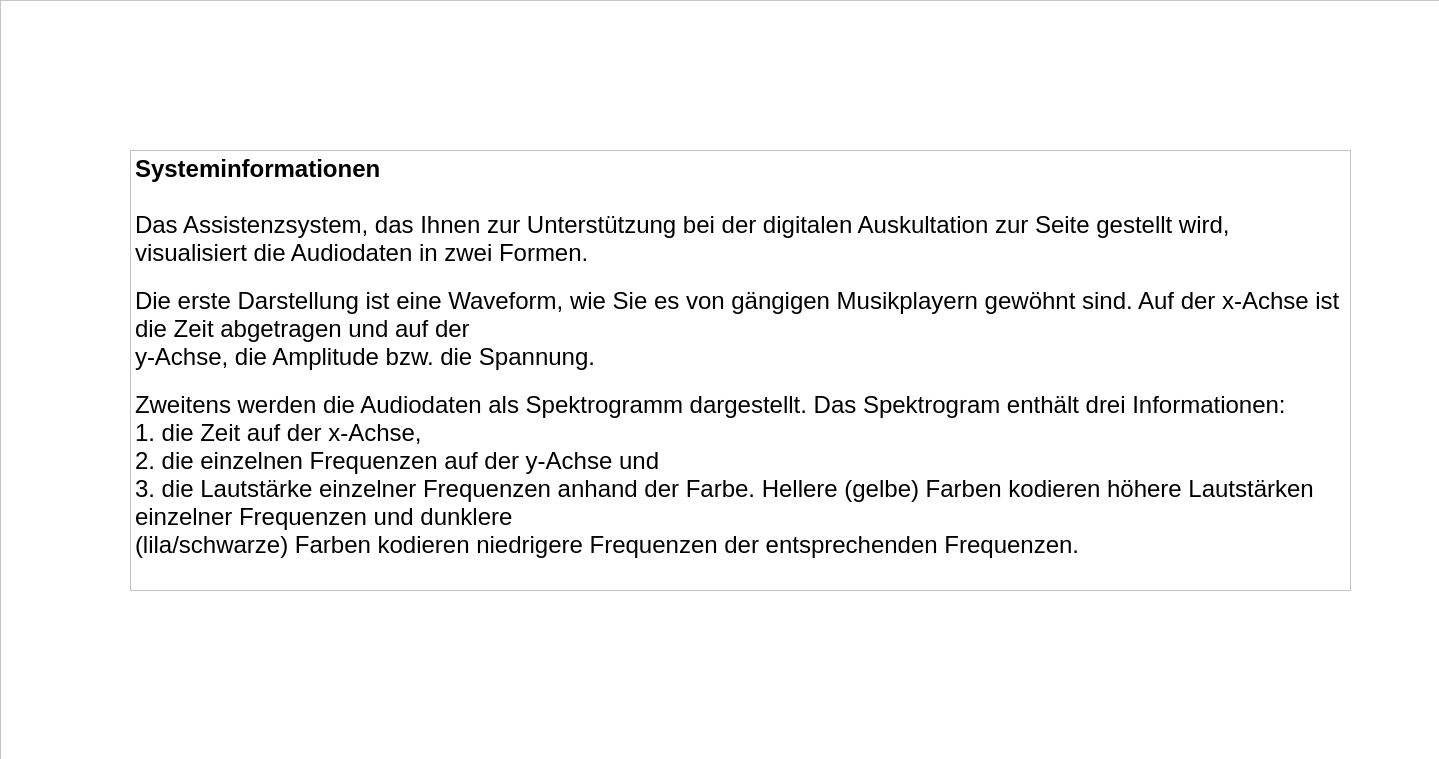
Before: the Qt Designer form forms/group_instruct.ui in IKI-Lab/auscultation_AI_noise_exp, drawn with Qt 5.
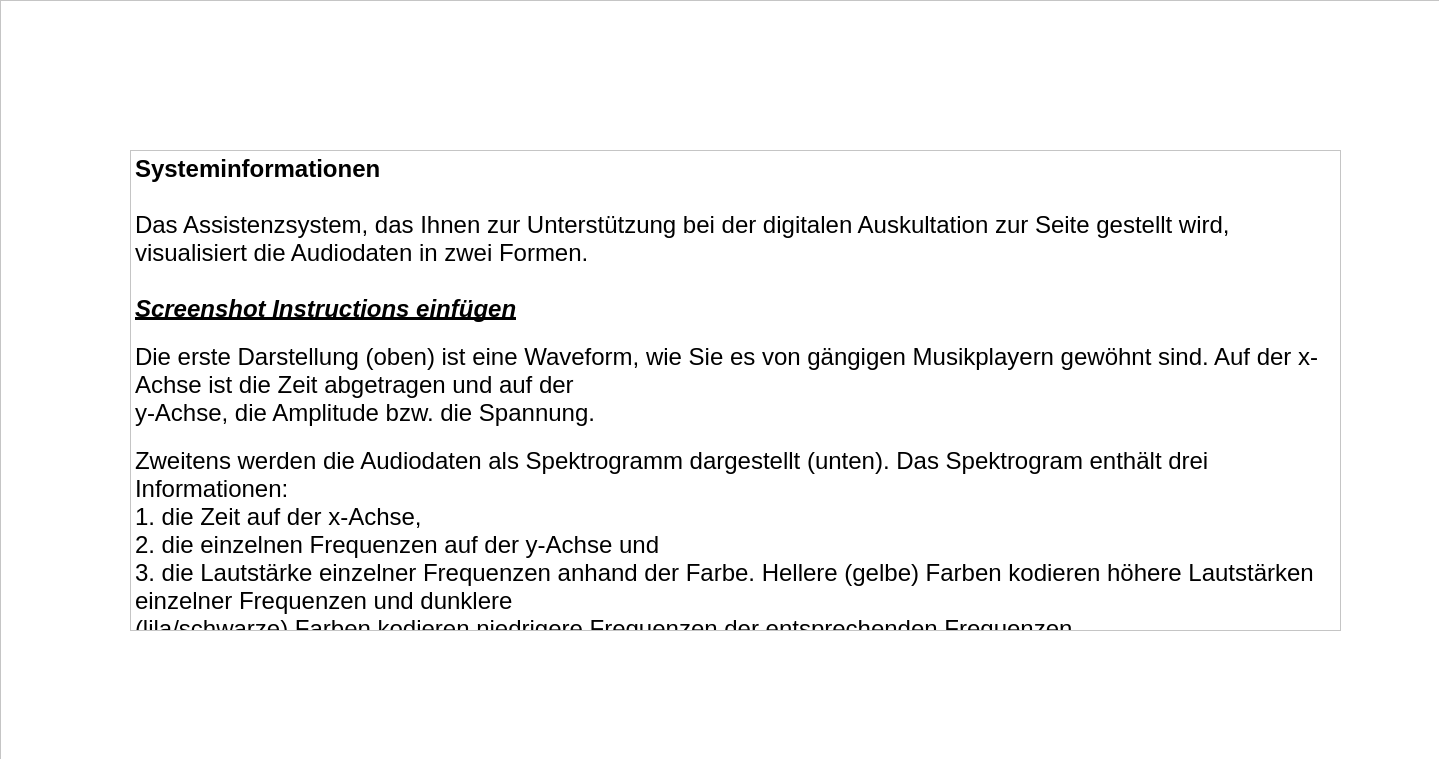
After: the same form once the commit is applied.

Patch:
```diff
--- a/forms/group_instruct.ui
+++ b/forms/group_instruct.ui
@@ -64,8 +64,8 @@
      <rect>
       <x>130</x>
       <y>150</y>
-      <width>1221</width>
-      <height>441</height>
+      <width>1211</width>
+      <height>481</height>
      </rect>
     </property>
     <property name="verticalScrollBarPolicy">
@@ -81,16 +81,16 @@
 &lt;/style&gt;&lt;/head&gt;&lt;body style=&quot; font-family:'.AppleSystemUIFont'; font-size:13pt; font-weight:400; font-style:normal;&quot;&gt;
 &lt;p style=&quot; margin-top:0px; margin-bottom:0px; margin-left:0px; margin-right:0px; -qt-block-indent:0; text-indent:0px;&quot;&gt;&lt;span style=&quot; font-size:18pt; font-weight:600;&quot;&gt;Systeminformationen&lt;/span&gt;&lt;/p&gt;
 &lt;p style=&quot;-qt-paragraph-type:empty; margin-top:0px; margin-bottom:0px; margin-left:0px; margin-right:0px; -qt-block-indent:0; text-indent:0px; font-size:18pt; font-weight:600;&quot;&gt;&lt;br /&gt;&lt;/p&gt;
-&lt;p style=&quot; margin-top:0px; margin-bottom:0px; margin-left:0px; margin-right:0px; -qt-block-indent:0; text-indent:0px;&quot;&gt;&lt;span style=&quot; font-family:'Helvetica Neue'; font-size:18pt;&quot;&gt;Das Assistenzsystem, das Ihnen zur Unterstützung bei der digitalen Auskultation zur Seite gestellt wird, visualisiert die Audiodaten in zwei Formen.&lt;br /&gt;&lt;/span&gt;&lt;/p&gt;
-&lt;p style=&quot; margin-top:0px; margin-bottom:0px; margin-left:0px; margin-right:0px; -qt-block-indent:0; text-indent:0px;&quot;&gt;&lt;span style=&quot; font-family:'Helvetica Neue'; font-size:18pt;&quot;&gt;Die erste Darstellung ist eine Waveform, wie Sie es von gängigen Musikplayern gewöhnt sind. Auf der x-Achse ist die Zeit abgetragen und auf der &lt;/span&gt;&lt;/p&gt;
+&lt;p style=&quot; margin-top:0px; margin-bottom:0px; margin-left:0px; margin-right:0px; -qt-block-indent:0; text-indent:0px;&quot;&gt;&lt;span style=&quot; font-family:'Helvetica Neue'; font-size:18pt;&quot;&gt;Das Assistenzsystem, das Ihnen zur Unterstützung bei der digitalen Auskultation zur Seite gestellt wird, visualisiert die Audiodaten in zwei Formen.&lt;/span&gt;&lt;/p&gt;
+&lt;p style=&quot;-qt-paragraph-type:empty; margin-top:0px; margin-bottom:0px; margin-left:0px; margin-right:0px; -qt-block-indent:0; text-indent:0px; font-family:'Helvetica Neue'; font-size:18pt;&quot;&gt;&lt;br /&gt;&lt;/p&gt;
+&lt;p style=&quot; margin-top:0px; margin-bottom:0px; margin-left:0px; margin-right:0px; -qt-block-indent:0; text-indent:0px;&quot;&gt;&lt;span style=&quot; font-family:'Helvetica Neue'; font-size:18pt; font-weight:600; font-style:italic; text-decoration: underline;&quot;&gt;Screenshot Instructions einfügen&lt;/span&gt;&lt;span style=&quot; font-family:'Helvetica Neue'; font-size:18pt;&quot;&gt;&lt;br /&gt;&lt;/span&gt;&lt;/p&gt;
+&lt;p style=&quot; margin-top:0px; margin-bottom:0px; margin-left:0px; margin-right:0px; -qt-block-indent:0; text-indent:0px;&quot;&gt;&lt;span style=&quot; font-family:'Helvetica Neue'; font-size:18pt;&quot;&gt;Die erste Darstellung (oben) ist eine Waveform, wie Sie es von gängigen Musikplayern gewöhnt sind. Auf der x-Achse ist die Zeit abgetragen und auf der &lt;/span&gt;&lt;/p&gt;
 &lt;p style=&quot; margin-top:0px; margin-bottom:0px; margin-left:0px; margin-right:0px; -qt-block-indent:0; text-indent:0px;&quot;&gt;&lt;span style=&quot; font-family:'Helvetica Neue'; font-size:18pt;&quot;&gt;y-Achse, die Amplitude bzw. die Spannung.&lt;br /&gt;&lt;/span&gt;&lt;/p&gt;
-&lt;p style=&quot; margin-top:0px; margin-bottom:0px; margin-left:0px; margin-right:0px; -qt-block-indent:0; text-indent:0px;&quot;&gt;&lt;span style=&quot; font-family:'Helvetica Neue'; font-size:18pt;&quot;&gt;Zweitens werden die Audiodaten als Spektrogramm dargestellt. Das Spektrogram enthält drei Informationen: &lt;/span&gt;&lt;/p&gt;
+&lt;p style=&quot; margin-top:0px; margin-bottom:0px; margin-left:0px; margin-right:0px; -qt-block-indent:0; text-indent:0px;&quot;&gt;&lt;span style=&quot; font-family:'Helvetica Neue'; font-size:18pt;&quot;&gt;Zweitens werden die Audiodaten als Spektrogramm dargestellt (unten). Das Spektrogram enthält drei Informationen: &lt;/span&gt;&lt;/p&gt;
 &lt;p style=&quot; margin-top:0px; margin-bottom:0px; margin-left:0px; margin-right:0px; -qt-block-indent:0; text-indent:0px;&quot;&gt;&lt;span style=&quot; font-family:'Helvetica Neue'; font-size:18pt;&quot;&gt;1. die Zeit auf der x-Achse, &lt;/span&gt;&lt;/p&gt;
 &lt;p style=&quot; margin-top:0px; margin-bottom:0px; margin-left:0px; margin-right:0px; -qt-block-indent:0; text-indent:0px;&quot;&gt;&lt;span style=&quot; font-family:'Helvetica Neue'; font-size:18pt;&quot;&gt;2. die einzelnen Frequenzen auf der y-Achse und &lt;/span&gt;&lt;/p&gt;
 &lt;p style=&quot; margin-top:0px; margin-bottom:0px; margin-left:0px; margin-right:0px; -qt-block-indent:0; text-indent:0px;&quot;&gt;&lt;span style=&quot; font-family:'Helvetica Neue'; font-size:18pt;&quot;&gt;3. die Lautstärke einzelner Frequenzen anhand der Farbe. Hellere (gelbe) Farben kodieren höhere Lautstärken einzelner Frequenzen und dunklere &lt;/span&gt;&lt;/p&gt;
-&lt;p style=&quot; margin-top:0px; margin-bottom:0px; margin-left:0px; margin-right:0px; -qt-block-indent:0; text-indent:0px;&quot;&gt;&lt;span style=&quot; font-family:'Helvetica Neue'; font-size:18pt;&quot;&gt;(lila/schwarze) Farben kodieren niedrigere Frequenzen der entsprechenden Frequenzen.&lt;/span&gt;&lt;/p&gt;
-&lt;p style=&quot;-qt-paragraph-type:empty; margin-top:0px; margin-bottom:0px; margin-left:0px; margin-right:0px; -qt-block-indent:0; text-indent:0px; font-family:'Helvetica Neue'; font-size:18pt;&quot;&gt;&lt;br /&gt;&lt;/p&gt;
-&lt;p style=&quot; margin-top:0px; margin-bottom:0px; margin-left:0px; margin-right:0px; -qt-block-indent:0; text-indent:0px;&quot;&gt;&lt;span style=&quot; font-family:'Helvetica Neue'; font-size:18pt; font-weight:600; font-style:italic; text-decoration: underline;&quot;&gt;(Screenshot von Screencast einfügen)&lt;/span&gt;&lt;span style=&quot; font-family:'Helvetica Neue'; font-size:18pt;&quot;&gt;&lt;br /&gt;&lt;/span&gt;&lt;/p&gt;
+&lt;p style=&quot; margin-top:0px; margin-bottom:0px; margin-left:0px; margin-right:0px; -qt-block-indent:0; text-indent:0px;&quot;&gt;&lt;span style=&quot; font-family:'Helvetica Neue'; font-size:18pt;&quot;&gt;(lila/schwarze) Farben kodieren niedrigere Frequenzen der entsprechenden Frequenzen.&lt;br /&gt;&lt;/span&gt;&lt;/p&gt;
 &lt;p style=&quot; margin-top:0px; margin-bottom:0px; margin-left:0px; margin-right:0px; -qt-block-indent:0; text-indent:0px;&quot;&gt;&lt;span style=&quot; font-family:'Helvetica Neue'; font-size:18pt;&quot;&gt;Im Anschluss an die Wiedergabe präsentiert Ihnen das System folgende Informationen über die Audioaufnahme, die automatisch errechnet werden:&lt;/span&gt;&lt;/p&gt;
 &lt;p style=&quot;-qt-paragraph-type:empty; margin-top:0px; margin-bottom:0px; margin-left:0px; margin-right:0px; -qt-block-indent:0; text-indent:0px; font-family:'Helvetica Neue'; font-size:18pt;&quot;&gt;&lt;br /&gt;&lt;/p&gt;
 &lt;p style=&quot; margin-top:0px; margin-bottom:0px; margin-left:0px; margin-right:0px; -qt-block-indent:0; text-indent:0px;&quot;&gt;&lt;span style=&quot; font-family:'Helvetica Neue'; font-size:18pt;&quot;&gt;    • HR = Heart Rate, gibt den Puls an, also die Anzahl der Herzschläge pro Minute&lt;/span&gt;&lt;/p&gt;
```
